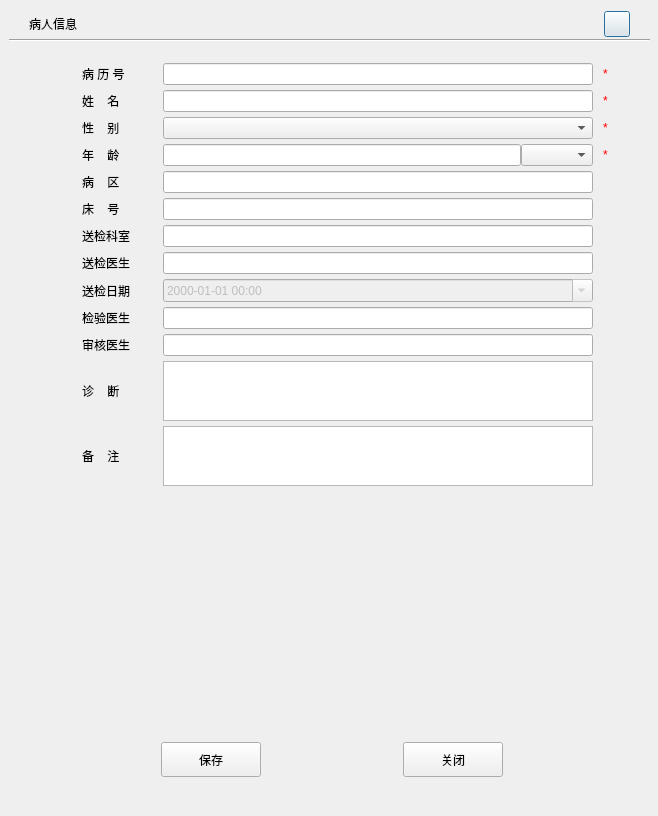
The window that HumablotPro/ui/sample/subDialog/PatientDialog.ui (kevinkingmin/72FA) describes before a commit, drawn with Qt 5.
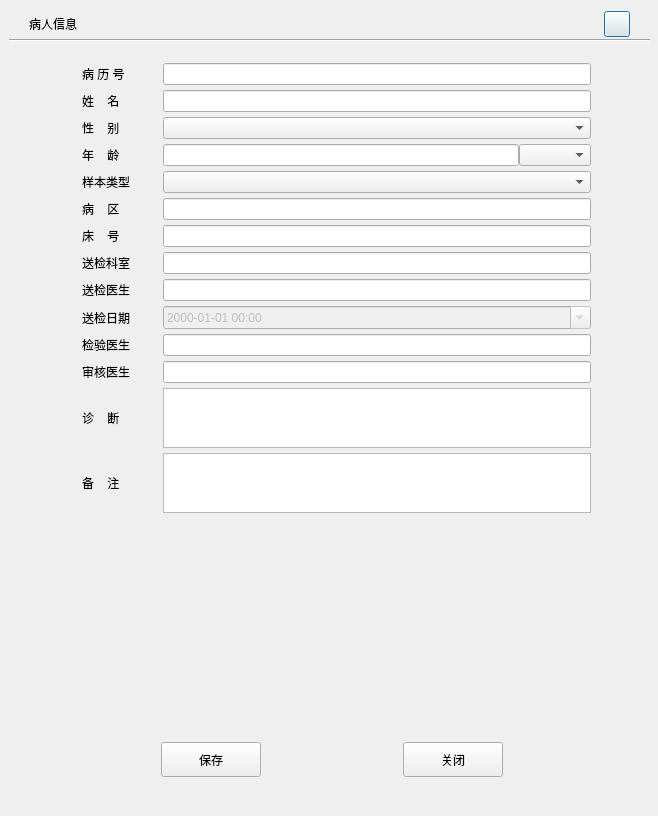
The same window after the commit.

Commit message: 样本信息修改

```diff
--- a/HumablotPro/ui/sample/subDialog/PatientDialog.ui
+++ b/HumablotPro/ui/sample/subDialog/PatientDialog.ui
@@ -22,7 +22,7 @@
   <property name="dialogStyle" stdset="0">
    <string>BGStyle</string>
   </property>
-  <widget class="QWidget" name="">
+  <widget class="QWidget" name="layoutWidget">
    <property name="geometry">
     <rect>
      <x>9</x>
@@ -157,115 +157,77 @@
       <property name="verticalSpacing">
        <number>5</number>
       </property>
-      <item row="7" column="0">
-       <widget class="QLabel" name="label_11">
+      <item row="0" column="1">
+       <widget class="QLineEdit" name="txtAnamnesisNO">
+        <property name="maxLength">
+         <number>20</number>
+        </property>
+        <property name="showFull" stdset="0">
+         <bool>true</bool>
+        </property>
+       </widget>
+      </item>
+      <item row="9" column="0">
+       <widget class="QLabel" name="label_12">
         <property name="styleSheet">
          <string notr="true">margin-right:20px;
 margin-left:10px</string>
         </property>
         <property name="text">
-         <string>送检医生</string>
+         <string>送检日期</string>
         </property>
         <property name="lblStyle" stdset="0">
          <string/>
         </property>
        </widget>
       </item>
-      <item row="9" column="1">
-       <widget class="QLineEdit" name="txtTestDoctor">
-        <property name="enabled">
-         <bool>true</bool>
-        </property>
-       </widget>
-      </item>
       <item row="2" column="3">
        <widget class="QLabel" name="label_19">
         <property name="styleSheet">
          <string notr="true">color:rgb(255, 0, 0)</string>
         </property>
         <property name="text">
-         <string>*</string>
-        </property>
-       </widget>
-      </item>
-      <item row="1" column="3">
-       <widget class="QLabel" name="label_18">
-        <property name="styleSheet">
-         <string notr="true">color:rgb(255, 0, 0)</string>
-        </property>
-        <property name="text">
-         <string>*</string>
-        </property>
-       </widget>
-      </item>
-      <item row="11" column="0">
-       <widget class="QLabel" name="label_15">
-        <property name="styleSheet">
-         <string notr="true">margin-right:20px;
-margin-left:10px</string>
-        </property>
-        <property name="text">
-         <string>诊    断</string>
-        </property>
-        <property name="lblStyle" stdset="0">
-         <string/>
-        </property>
-       </widget>
-      </item>
-      <item row="11" column="1">
-       <widget class="QTextEdit" name="txtDiagnosis">
-        <property name="minimumSize">
-         <size>
-          <width>0</width>
-          <height>60</height>
-         </size>
-        </property>
-        <property name="maximumSize">
-         <size>
-          <width>16777215</width>
-          <height>60</height>
-         </size>
-        </property>
-        <property name="showFull" stdset="0">
-         <bool>true</bool>
-        </property>
-       </widget>
-      </item>
-      <item row="4" column="0">
-       <widget class="QLabel" name="label_8">
-        <property name="styleSheet">
-         <string notr="true">margin-right:20px;
-margin-left:10px</string>
-        </property>
-        <property name="text">
-         <string>病    区</string>
-        </property>
-        <property name="lblStyle" stdset="0">
          <string/>
         </property>
        </widget>
       </item>
       <item row="10" column="1">
-       <widget class="QLineEdit" name="txtVerifyDoctor">
+       <widget class="QLineEdit" name="txtTestDoctor">
         <property name="enabled">
          <bool>true</bool>
         </property>
        </widget>
       </item>
-      <item row="8" column="0">
-       <widget class="QLabel" name="label_12">
+      <item row="6" column="0">
+       <widget class="QLabel" name="label_9">
         <property name="styleSheet">
          <string notr="true">margin-right:20px;
 margin-left:10px</string>
         </property>
         <property name="text">
-         <string>送检日期</string>
+         <string>床    号</string>
         </property>
         <property name="lblStyle" stdset="0">
          <string/>
         </property>
        </widget>
       </item>
+      <item row="9" column="1">
+       <widget class="QDateTimeEdit" name="dtSampleSendTime">
+        <property name="enabled">
+         <bool>false</bool>
+        </property>
+        <property name="displayFormat">
+         <string>yyyy-MM-dd HH:mm</string>
+        </property>
+        <property name="calendarPopup">
+         <bool>true</bool>
+        </property>
+        <property name="dtStyle" stdset="0">
+         <string>dtNormalStyle</string>
+        </property>
+       </widget>
+      </item>
       <item row="2" column="0">
        <widget class="QLabel" name="label_4">
         <property name="styleSheet">
@@ -280,27 +242,60 @@
         </property>
        </widget>
       </item>
-      <item row="1" column="1">
-       <widget class="QLineEdit" name="txtPatientName">
-        <property name="maxLength">
-         <number>48</number>
-        </property>
-        <property name="showFull" stdset="0">
-         <bool>true</bool>
-        </property>
-       </widget>
-      </item>
-      <item row="0" column="1">
-       <widget class="QLineEdit" name="txtAnamnesisNO">
-        <property name="maxLength">
-         <number>20</number>
-        </property>
-        <property name="showFull" stdset="0">
-         <bool>true</bool>
-        </property>
-       </widget>
-      </item>
       <item row="10" column="0">
+       <widget class="QLabel" name="label_13">
+        <property name="styleSheet">
+         <string notr="true">margin-right:20px;
+margin-left:10px</string>
+        </property>
+        <property name="text">
+         <string>检验医生</string>
+        </property>
+        <property name="lblStyle" stdset="0">
+         <string/>
+        </property>
+       </widget>
+      </item>
+      <item row="6" column="1">
+       <widget class="QLineEdit" name="cmbBedNo">
+        <property name="maxLength">
+         <number>48</number>
+        </property>
+        <property name="showFull" stdset="0">
+         <bool>true</bool>
+        </property>
+       </widget>
+      </item>
+      <item row="7" column="1">
+       <widget class="QLineEdit" name="cmbDepartmentName">
+        <property name="maxLength">
+         <number>48</number>
+        </property>
+        <property name="showFull" stdset="0">
+         <bool>true</bool>
+        </property>
+       </widget>
+      </item>
+      <item row="12" column="1">
+       <widget class="QTextEdit" name="txtDiagnosis">
+        <property name="minimumSize">
+         <size>
+          <width>0</width>
+          <height>60</height>
+         </size>
+        </property>
+        <property name="maximumSize">
+         <size>
+          <width>16777215</width>
+          <height>60</height>
+         </size>
+        </property>
+        <property name="showFull" stdset="0">
+         <bool>true</bool>
+        </property>
+       </widget>
+      </item>
+      <item row="11" column="0">
        <widget class="QLabel" name="label_14">
         <property name="styleSheet">
          <string notr="true">margin-right:20px;
@@ -314,72 +309,74 @@
         </property>
        </widget>
       </item>
-      <item row="6" column="0">
-       <widget class="QLabel" name="label_10">
+      <item row="12" column="0">
+       <widget class="QLabel" name="label_15">
         <property name="styleSheet">
          <string notr="true">margin-right:20px;
 margin-left:10px</string>
         </property>
         <property name="text">
-         <string>送检科室</string>
+         <string>诊    断</string>
         </property>
         <property name="lblStyle" stdset="0">
          <string/>
         </property>
        </widget>
       </item>
+      <item row="8" column="1">
+       <widget class="QLineEdit" name="cmbSampleSender">
+        <property name="maxLength">
+         <number>48</number>
+        </property>
+        <property name="showFull" stdset="0">
+         <bool>true</bool>
+        </property>
+       </widget>
+      </item>
       <item row="2" column="1">
        <widget class="QComboBox" name="cmbSexID"/>
       </item>
-      <item row="3" column="0">
-       <widget class="QLabel" name="label_5">
-        <property name="styleSheet">
-         <string notr="true">margin-right:20px;
-margin-left:10px</string>
-        </property>
-        <property name="text">
-         <string>年    龄</string>
-        </property>
-        <property name="lblStyle" stdset="0">
-         <string/>
-        </property>
-       </widget>
-      </item>
-      <item row="5" column="0">
-       <widget class="QLabel" name="label_9">
-        <property name="styleSheet">
-         <string notr="true">margin-right:20px;
-margin-left:10px</string>
-        </property>
-        <property name="text">
-         <string>床    号</string>
-        </property>
-        <property name="lblStyle" stdset="0">
-         <string/>
-        </property>
-       </widget>
-      </item>
-      <item row="1" column="0">
-       <widget class="QLabel" name="label_3">
-        <property name="styleSheet">
-         <string notr="true">margin-right:20px;
-margin-left:10px;</string>
-        </property>
-        <property name="text">
-         <string>姓    名</string>
-        </property>
-        <property name="lblStyle" stdset="0">
-         <string/>
-        </property>
-       </widget>
-      </item>
-      <item row="0" column="3">
-       <widget class="QLabel" name="label_17">
+      <item row="3" column="3">
+       <widget class="QLabel" name="label_20">
         <property name="styleSheet">
          <string notr="true">color:rgb(255, 0, 0)</string>
         </property>
         <property name="text">
-         <string>*</string>
+         <string/>
+        </property>
+       </widget>
+      </item>
+      <item row="1" column="1">
+       <widget class="QLineEdit" name="txtPatientName">
+        <property name="maxLength">
+         <number>48</number>
+        </property>
+        <property name="showFull" stdset="0">
+         <bool>true</bool>
+        </property>
+       </widget>
+      </item>
+      <item row="5" column="1">
+       <widget class="QLineEdit" name="cmbWardName">
+        <property name="maxLength">
+         <number>48</number>
+        </property>
+        <property name="showFull" stdset="0">
+         <bool>true</bool>
+        </property>
+       </widget>
+      </item>
+      <item row="7" column="0">
+       <widget class="QLabel" name="label_10">
+        <property name="styleSheet">
+         <string notr="true">margin-right:20px;
+margin-left:10px</string>
+        </property>
+        <property name="text">
+         <string>送检科室</string>
+        </property>
+        <property name="lblStyle" stdset="0">
+         <string/>
         </property>
        </widget>
       </item>
@@ -397,20 +394,51 @@
         </property>
        </widget>
       </item>
-      <item row="8" column="1">
-       <widget class="QDateTimeEdit" name="dtSampleSendTime">
-        <property name="enabled">
-         <bool>false</bool>
+      <item row="5" column="0">
+       <widget class="QLabel" name="label_8">
+        <property name="styleSheet">
+         <string notr="true">margin-right:20px;
+margin-left:10px</string>
         </property>
-        <property name="displayFormat">
-         <string>yyyy-MM-dd HH:mm</string>
+        <property name="text">
+         <string>病    区</string>
         </property>
-        <property name="calendarPopup">
+        <property name="lblStyle" stdset="0">
+         <string/>
+        </property>
+       </widget>
+      </item>
+      <item row="8" column="0">
+       <widget class="QLabel" name="label_11">
+        <property name="styleSheet">
+         <string notr="true">margin-right:20px;
+margin-left:10px</string>
+        </property>
+        <property name="text">
+         <string>送检医生</string>
+        </property>
+        <property name="lblStyle" stdset="0">
+         <string/>
+        </property>
+       </widget>
+      </item>
+      <item row="13" column="1">
+       <widget class="QTextEdit" name="txtRemark">
+        <property name="minimumSize">
+         <size>
+          <width>0</width>
+          <height>60</height>
+         </size>
+        </property>
+        <property name="maximumSize">
+         <size>
+          <width>16777215</width>
+          <height>60</height>
+         </size>
+        </property>
+        <property name="showFull" stdset="0">
          <bool>true</bool>
         </property>
-        <property name="dtStyle" stdset="0">
-         <string>dtNormalStyle</string>
-        </property>
        </widget>
       </item>
       <item row="3" column="1">
@@ -426,50 +454,62 @@
         </item>
        </layout>
       </item>
-      <item row="3" column="3">
-       <widget class="QLabel" name="label_20">
-        <property name="styleSheet">
-         <string notr="true">color:rgb(255, 0, 0)</string>
-        </property>
-        <property name="text">
-         <string>*</string>
-        </property>
-       </widget>
-      </item>
-      <item row="9" column="0">
-       <widget class="QLabel" name="label_13">
-        <property name="styleSheet">
-         <string notr="true">margin-right:20px;
-margin-left:10px</string>
-        </property>
-        <property name="text">
-         <string>检验医生</string>
-        </property>
-        <property name="lblStyle" stdset="0">
-         <string/>
-        </property>
-       </widget>
-      </item>
-      <item row="12" column="1">
-       <widget class="QTextEdit" name="txtRemark">
-        <property name="minimumSize">
-         <size>
-          <width>0</width>
-          <height>60</height>
-         </size>
-        </property>
-        <property name="maximumSize">
-         <size>
-          <width>16777215</width>
-          <height>60</height>
-         </size>
-        </property>
-        <property name="showFull" stdset="0">
+      <item row="11" column="1">
+       <widget class="QLineEdit" name="txtVerifyDoctor">
+        <property name="enabled">
          <bool>true</bool>
         </property>
        </widget>
       </item>
-      <item row="12" column="0">
+      <item row="3" column="0">
+       <widget class="QLabel" name="label_5">
+        <property name="styleSheet">
+         <string notr="true">margin-right:20px;
+margin-left:10px</string>
+        </property>
+        <property name="text">
+         <string>年    龄</string>
+        </property>
+        <property name="lblStyle" stdset="0">
+         <string/>
+        </property>
+       </widget>
+      </item>
+      <item row="1" column="0">
+       <widget class="QLabel" name="label_3">
+        <property name="styleSheet">
+         <string notr="true">margin-right:20px;
+margin-left:10px;</string>
+        </property>
+        <property name="text">
+         <string>姓    名</string>
+        </property>
+        <property name="lblStyle" stdset="0">
+         <string/>
+        </property>
+       </widget>
+      </item>
+      <item row="0" column="3">
+       <widget class="QLabel" name="label_17">
+        <property name="styleSheet">
+         <string notr="true">color:rgb(255, 0, 0)</string>
+        </property>
+        <property name="text">
+         <string/>
+        </property>
+       </widget>
+      </item>
+      <item row="1" column="3">
+       <widget class="QLabel" name="label_18">
+        <property name="styleSheet">
+         <string notr="true">color:rgb(255, 0, 0)</string>
+        </property>
+        <property name="text">
+         <string/>
+        </property>
+       </widget>
+      </item>
+      <item row="13" column="0">
        <widget class="QLabel" name="label_16">
         <property name="styleSheet">
          <string notr="true">margin-right:20px;
@@ -483,45 +523,22 @@
         </property>
        </widget>
       </item>
+      <item row="4" column="0">
+       <widget class="QLabel" name="label_6">
+        <property name="styleSheet">
+         <string notr="true">margin-right:20px;
+margin-left:10px</string>
+        </property>
+        <property name="text">
+         <string>样本类型</string>
+        </property>
+        <property name="lblStyle" stdset="0">
+         <string/>
+        </property>
+       </widget>
+      </item>
       <item row="4" column="1">
-       <widget class="QLineEdit" name="cmbWardName">
-        <property name="maxLength">
-         <number>48</number>
-        </property>
-        <property name="showFull" stdset="0">
-         <bool>true</bool>
-        </property>
-       </widget>
-      </item>
-      <item row="5" column="1">
-       <widget class="QLineEdit" name="cmbBedNo">
-        <property name="maxLength">
-         <number>48</number>
-        </property>
-        <property name="showFull" stdset="0">
-         <bool>true</bool>
-        </property>
-       </widget>
-      </item>
-      <item row="6" column="1">
-       <widget class="QLineEdit" name="cmbDepartmentName">
-        <property name="maxLength">
-         <number>48</number>
-        </property>
-        <property name="showFull" stdset="0">
-         <bool>true</bool>
-        </property>
-       </widget>
-      </item>
-      <item row="7" column="1">
-       <widget class="QLineEdit" name="cmbSampleSender">
-        <property name="maxLength">
-         <number>48</number>
-        </property>
-        <property name="showFull" stdset="0">
-         <bool>true</bool>
-        </property>
-       </widget>
+       <widget class="QComboBox" name="cmbBloodType"/>
       </item>
      </layout>
     </item>
```
The commit also changes 13 other files.
